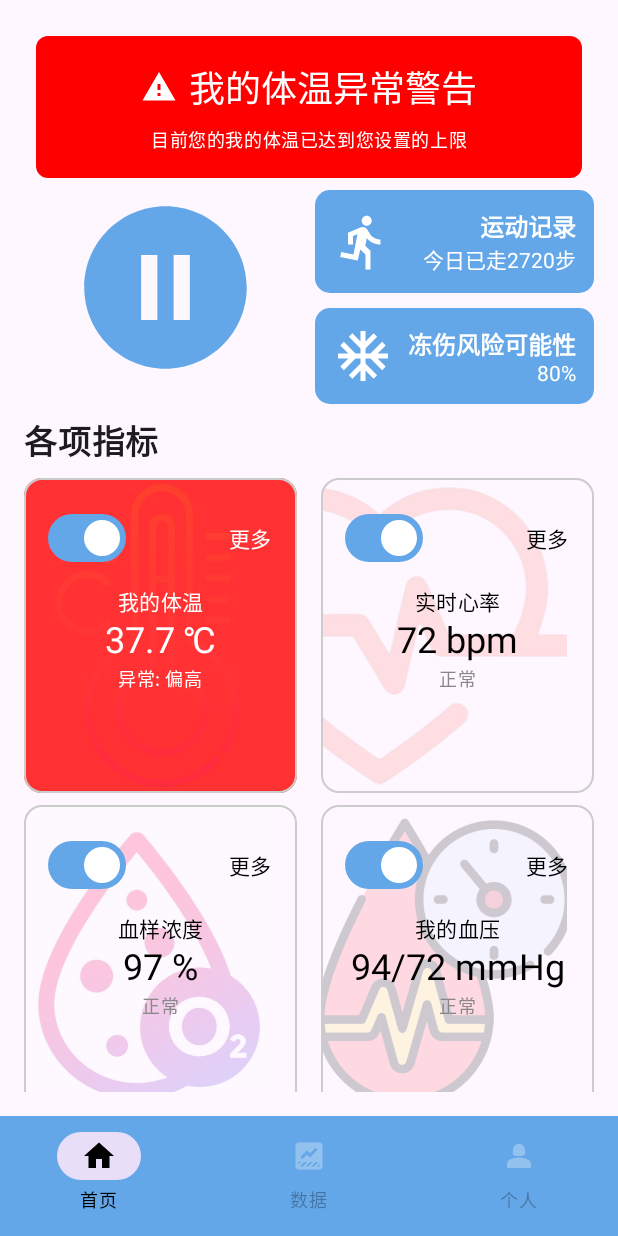
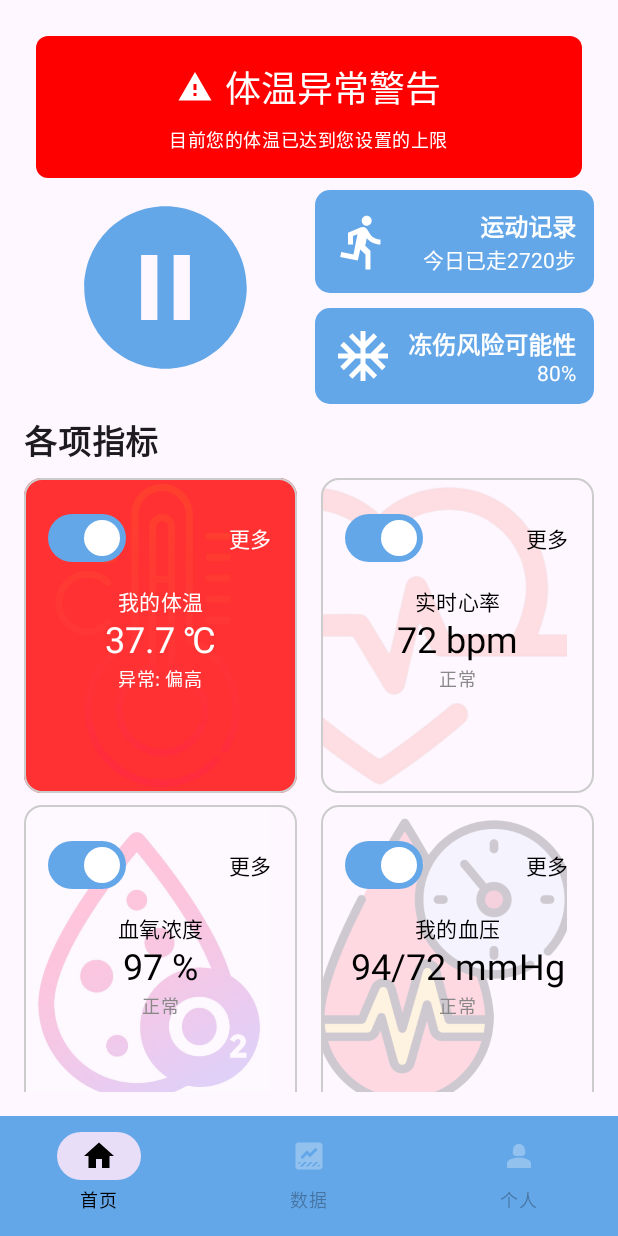
Before and after one commit to longfeiCA/simpleHealthManagement, an Android app built with Jetpack Compose: the @Preview function PreviewHealthScreen, item 2 of the bottom bar chosen, on a phone screen of 412 x 824 dp. Run offline under Robolectric (Android 15) with nearby library versions, the phone set to English and light mode, and no system bars.

Commit message:
fix typo

```diff
--- a/app/src/main/java/com/example/simplehealthmanagement/HealthScreen.kt
+++ b/app/src/main/java/com/example/simplehealthmanagement/HealthScreen.kt
@@ -56,10 +56,10 @@ fun HealthScreen(viewModel: HealthViewModel) {
     val bloodPressureStatus = viewModel.getBloodPressureStatus(systolicBloodPressure, diastolicBloodPressure)
 
     val vitalStatuses = listOf(
-        "我的体温" to temperatureStatus,
-        "实时心率" to heartRateStatus,
-        "血样浓度" to bloodOxygenStatus,
-        "我的血压" to bloodPressureStatus
+        "体温" to temperatureStatus,
+        "心率" to heartRateStatus,
+        "血氧浓度" to bloodOxygenStatus,
+        "血压" to bloodPressureStatus
     )
 
     val abnormalStatuses = vitalStatuses.filter { it.second != "正常" }
@@ -284,7 +284,7 @@ fun HealthScreen(viewModel: HealthViewModel) {
                 horizontalArrangement = Arrangement.SpaceBetween
             ) {
                 VitalCardWithSwitch(
-                    title = "血样浓度",
+                    title = "血氧浓度",
                     value = "$spo2 %",
                     status = bloodOxygenStatus,
                     switchState = isBloodOxygenSwitchOn,
```
